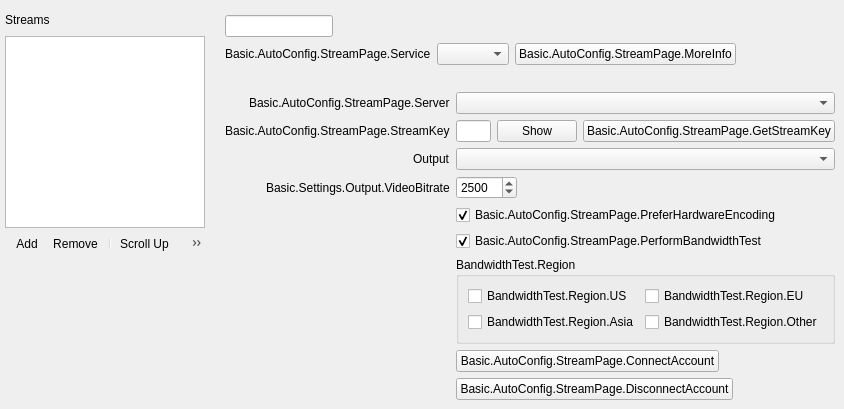
This is UI/forms/AutoConfigStreamPage.ui in DDRBoxman/obs-studio as Qt 5 draws it before an edit. The edited form follows.
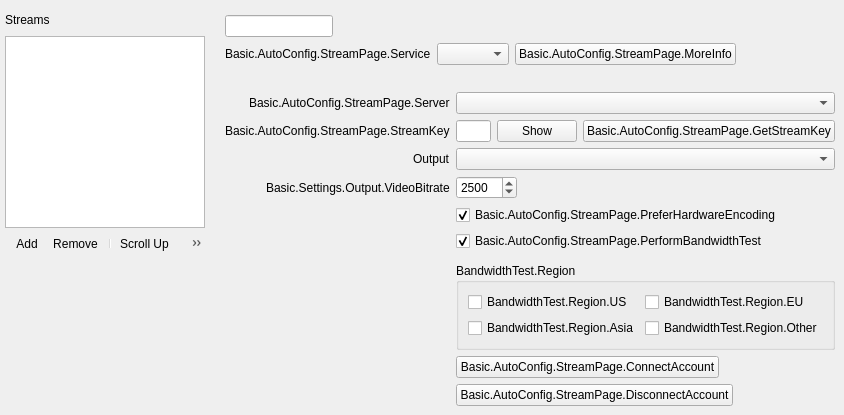
This is the edited form. Icons and pictures are not drawn. Custom widgets are drawn as their Qt base class.

Commit message: Fix autoconfig duplicate row

The edit to the form file:
```diff
--- a/UI/forms/AutoConfigStreamPage.ui
+++ b/UI/forms/AutoConfigStreamPage.ui
@@ -606,7 +606,7 @@
            </property>
           </widget>
          </item>
-         <item row="5" column="1">
+         <item row="6" column="1">
           <spacer name="verticalSpacer_2">
            <property name="orientation">
             <enum>Qt::Vertical</enum>
```
